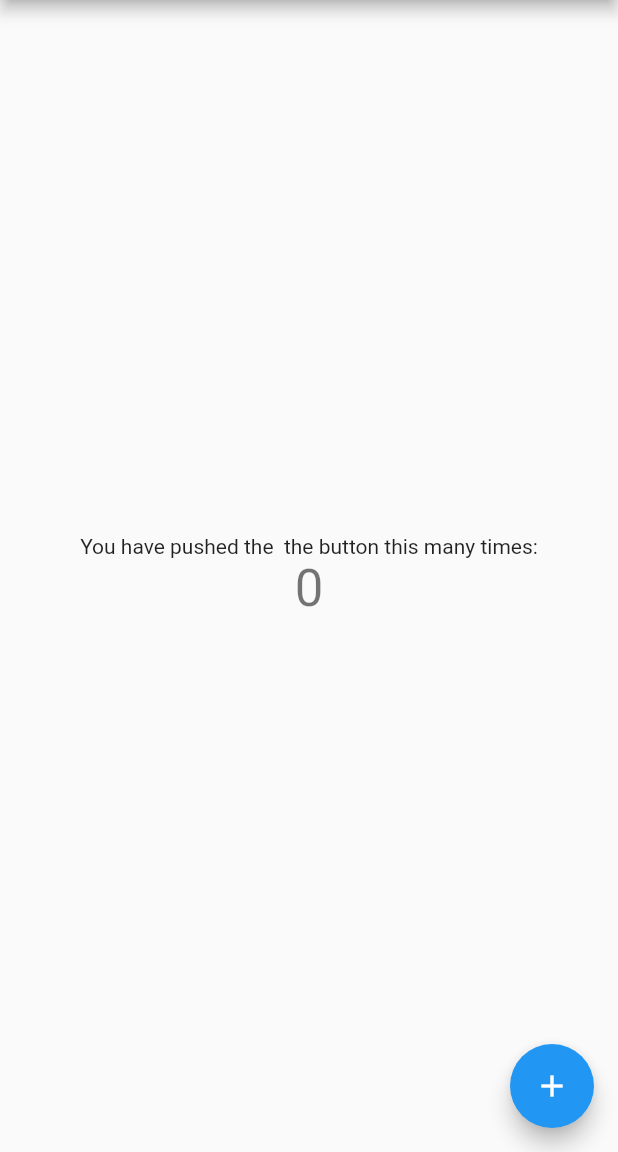
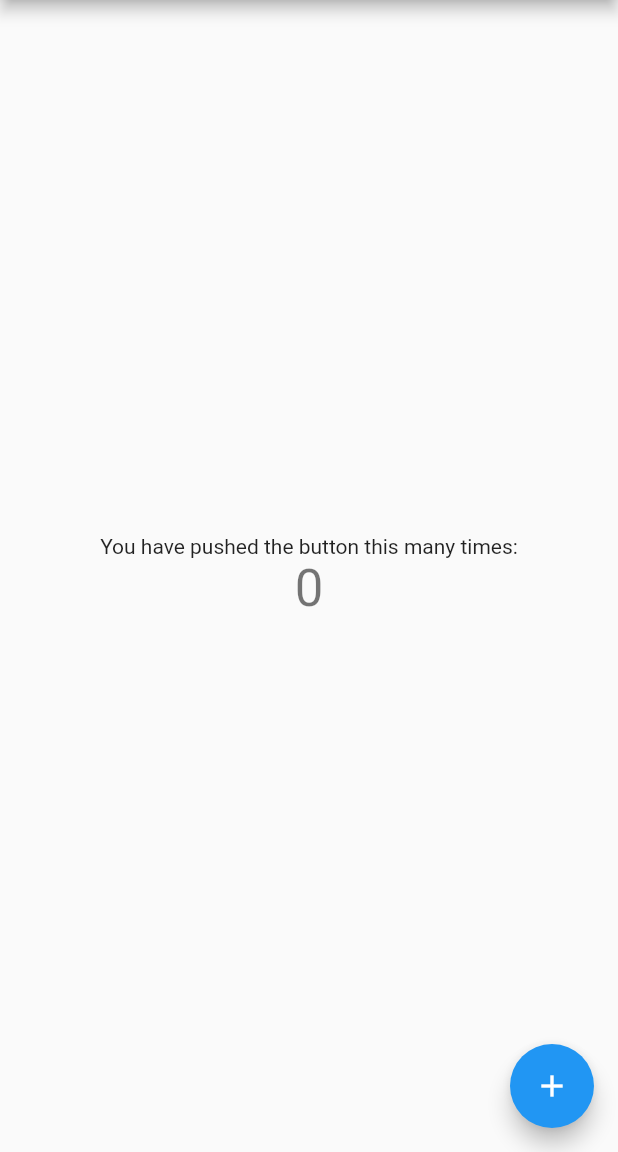
Before and after one commit to ArpanManna98/first_app, a Flutter app: the screen it shows after launch, on a phone screen of 412 x 824 dp, the part 84-1236 px from its top. Run offline on Flutter 3.47's test engine with Material 2 defaults, Android fonts, the phone set to English and light mode, and no system bars.

Commit message:
message has been fixed

```diff
--- a/lib/main.dart
+++ b/lib/main.dart
@@ -96,7 +96,7 @@ class _MyHomePageState extends State<MyHomePage> {
           mainAxisAlignment: MainAxisAlignment.center,
           children: <Widget>[
             const Text(
-              'You have pushed the  the button this many times:',
+              'You have pushed the button this many times:',
             ),
             Text(
               '$_counter',
```
